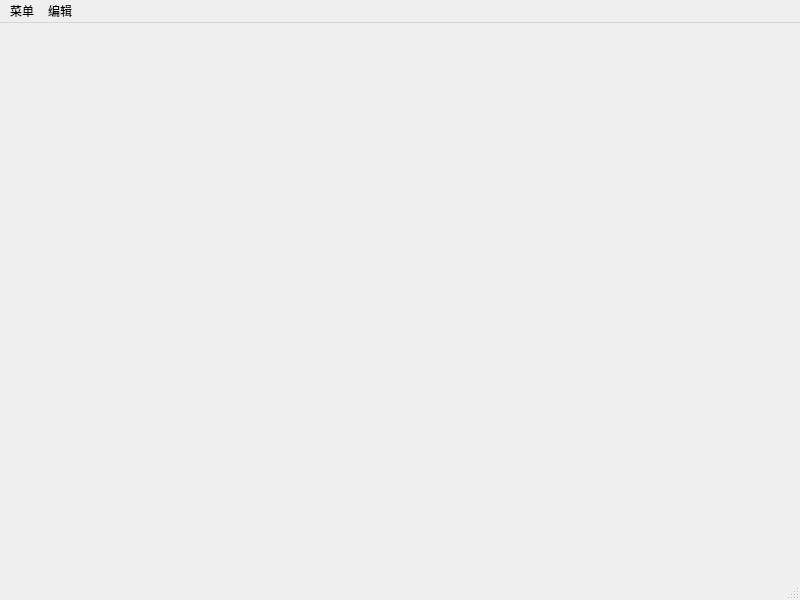
Above: myTest/test2/mainwindow.ui from IvanZyf666/Qt_develop before the change. Below: the same form after it.
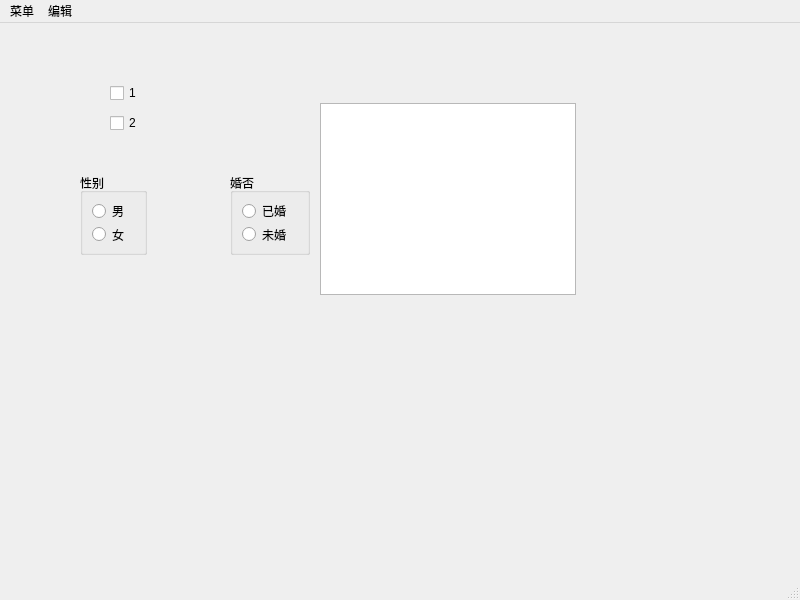
That is the form after the change.

Diff of the .ui file:
```diff
--- a/myTest/test2/mainwindow.ui
+++ b/myTest/test2/mainwindow.ui
@@ -13,7 +13,102 @@
   <property name="windowTitle">
    <string>MainWindow</string>
   </property>
-  <widget class="QWidget" name="centralwidget"/>
+  <widget class="QWidget" name="centralwidget">
+   <widget class="QCheckBox" name="checkBox">
+    <property name="geometry">
+     <rect>
+      <x>110</x>
+      <y>60</y>
+      <width>86</width>
+      <height>20</height>
+     </rect>
+    </property>
+    <property name="text">
+     <string>1</string>
+    </property>
+   </widget>
+   <widget class="QCheckBox" name="checkBox_2">
+    <property name="geometry">
+     <rect>
+      <x>110</x>
+      <y>90</y>
+      <width>86</width>
+      <height>20</height>
+     </rect>
+    </property>
+    <property name="text">
+     <string>2</string>
+    </property>
+   </widget>
+   <widget class="QGroupBox" name="groupBox">
+    <property name="geometry">
+     <rect>
+      <x>80</x>
+      <y>150</y>
+      <width>67</width>
+      <height>82</height>
+     </rect>
+    </property>
+    <property name="title">
+     <string>性别</string>
+    </property>
+    <layout class="QVBoxLayout" name="verticalLayout_2">
+     <item>
+      <widget class="QRadioButton" name="rBtnMan">
+       <property name="text">
+        <string>男</string>
+       </property>
+      </widget>
+     </item>
+     <item>
+      <widget class="QRadioButton" name="rBtnWoman">
+       <property name="text">
+        <string>女</string>
+       </property>
+      </widget>
+     </item>
+    </layout>
+   </widget>
+   <widget class="QGroupBox" name="groupBox_2">
+    <property name="geometry">
+     <rect>
+      <x>230</x>
+      <y>150</y>
+      <width>80</width>
+      <height>82</height>
+     </rect>
+    </property>
+    <property name="title">
+     <string>婚否</string>
+    </property>
+    <layout class="QVBoxLayout" name="verticalLayout">
+     <item>
+      <widget class="QRadioButton" name="rBtnMarried">
+       <property name="text">
+        <string>已婚</string>
+       </property>
+      </widget>
+     </item>
+     <item>
+      <widget class="QRadioButton" name="rBtnMarriedNot">
+       <property name="text">
+        <string>未婚</string>
+       </property>
+      </widget>
+     </item>
+    </layout>
+   </widget>
+   <widget class="QListWidget" name="listWidget">
+    <property name="geometry">
+     <rect>
+      <x>320</x>
+      <y>80</y>
+      <width>256</width>
+      <height>192</height>
+     </rect>
+    </property>
+   </widget>
+  </widget>
   <widget class="QMenuBar" name="menubar">
    <property name="geometry">
     <rect>
```
Left out of the diff: 2 changed lines with no effect on the pictures.
